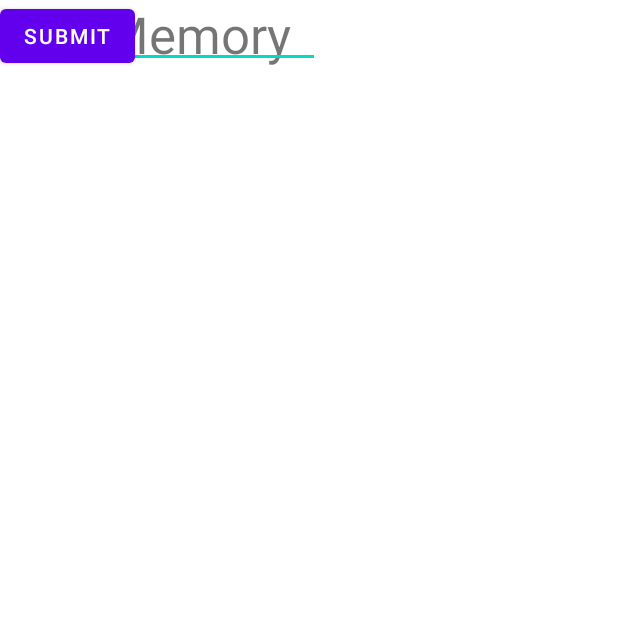
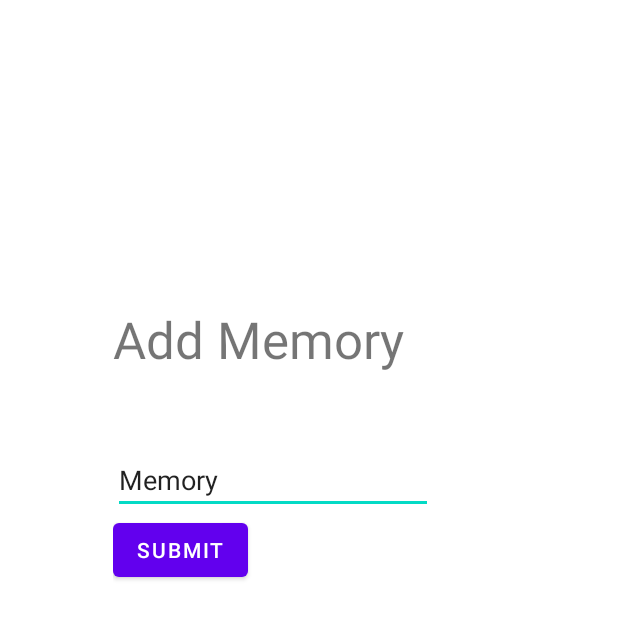
Before and after one commit to wjohn564/AlcoGuardian, an Android app: the layout activity_memory.xml on its own in the app's theme, with its tools: preview values and no code run, on a phone screen of 412 x 824 dp. Shown: the top 619 px of the screen. Run offline under Robolectric (Android 15) with nearby library versions, the phone set to English and light mode, and no system bars.

Commit message:
Add Memory works, Still having issues with printing memories and reviews to recycler.

```diff
--- a/app/src/main/res/layout/activity_memory.xml
+++ b/app/src/main/res/layout/activity_memory.xml
@@ -1,17 +1,27 @@
 <?xml version="1.0" encoding="utf-8"?>
 <androidx.constraintlayout.widget.ConstraintLayout xmlns:android="http://schemas.android.com/apk/res/android"
+    xmlns:app="http://schemas.android.com/apk/res-auto"
     xmlns:tools="http://schemas.android.com/tools"
     android:layout_width="match_parent"
     android:layout_height="match_parent">
+
+    <LinearLayout
+        android:layout_width="262dp"
+        android:layout_height="417dp"
+        android:orientation="vertical"
+        app:layout_constraintBottom_toBottomOf="parent"
+        app:layout_constraintEnd_toEndOf="parent"
+        app:layout_constraintHorizontal_bias="0.5"
+        app:layout_constraintStart_toStartOf="parent"
+        app:layout_constraintTop_toTopOf="parent"
+        app:layout_constraintVertical_bias="0.5">
 
         <TextView
             android:id="@+id/textView4"
             android:layout_width="210dp"
             android:layout_height="94dp"
             android:text="Add Memory"
-        android:textSize="34sp"
-        tools:layout_editor_absoluteX="103dp"
-        tools:layout_editor_absoluteY="91dp" />
+            android:textSize="34sp" />
 
         <EditText
             android:id="@+id/editTextTextPersonName4"
@@ -19,15 +29,13 @@
             android:layout_height="wrap_content"
             android:ems="10"
             android:inputType="textPersonName"
-        android:text="Memory"
-        tools:layout_editor_absoluteX="100dp"
-        tools:layout_editor_absoluteY="254dp" />
+            android:text="Memory" />
 
         <Button
             android:id="@+id/button2"
             android:layout_width="wrap_content"
             android:layout_height="wrap_content"
-        android:text="Submit"
-        tools:layout_editor_absoluteX="157dp"
-        tools:layout_editor_absoluteY="354dp" />
+            android:text="Submit" />
+    </LinearLayout>
+
 </androidx.constraintlayout.widget.ConstraintLayout>
```
Also changed, not shown: app/src/main/java/ie/ul/alcoguardian/MainActivity.java (+8 -18 lines), app/src/main/java/ie/ul/alcoguardian/Memory.java (+75 -34 lines), app/src/main/java/ie/ul/alcoguardian/Review.java (+0 -8 lines), app/src/main/java/ie/ul/alcoguardian/displayMemory.java (+53 -60 lines), app/src/main/java/ie/ul/alcoguardian/displayReview.java (+44 -49 lines), app/src/main/res/layout/activity_display_memory.xml (+31 -0 lines), app/src/main/res/layout/activity_display_review.xml (+7 -6 lines). Lines whose indentation alone changed are shown as unchanged.
